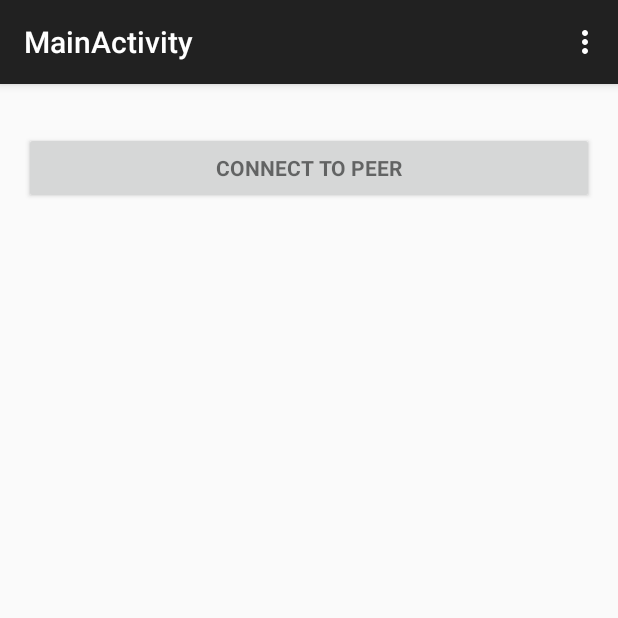
After one commit to pzurzolo/P2P_Android_App, an Android app: the MainActivity screen opened directly, with no data from a screen before it, on a phone screen of 412 x 824 dp, the top half of it. The commit adds this screen. Run offline under Robolectric (Android 15) with nearby library versions, the phone set to English and light mode, and no system bars.

Commit message:
Began P2P implementation

```diff
--- a/app/src/main/java/com/example/pzurzolo/p2p_android_app/LoginActivity.java
+++ b/app/src/main/java/com/example/pzurzolo/p2p_android_app/LoginActivity.java
@@ -7,6 +7,7 @@ import android.app.Activity;
 import android.app.LoaderManager.LoaderCallbacks;
 import android.content.ContentResolver;
 import android.content.CursorLoader;
+import android.content.Intent;
 import android.content.Loader;
 import android.database.Cursor;
 import android.net.Uri;
@@ -141,6 +142,10 @@ public class LoginActivity extends Activity implements LoaderCallbacks<Cursor> {
             showProgress(true);
             mAuthTask = new UserLoginTask(email, password);
             mAuthTask.execute((Void) null);
+
+            // Login is successful, transition to MainActivity
+            Intent intent = new Intent(this, MainActivity.class);
+            startActivity(intent);
         }
     }
 
--- /dev/null
+++ b/app/src/main/java/com/example/pzurzolo/p2p_android_app/MainActivity.java
@@ -0,0 +1,62 @@
+package com.example.pzurzolo.p2p_android_app;
+
+import android.content.Context;
+import android.content.IntentFilter;
+import android.net.wifi.p2p.WifiP2pManager;
+import android.support.v7.app.ActionBarActivity;
+import android.os.Bundle;
+import android.view.Menu;
+import android.view.MenuItem;
+
+
+public class MainActivity extends ActionBarActivity {
+
+    private final IntentFilter intentFilter = new IntentFilter();
+
+    @Override
+    protected void onCreate(Bundle savedInstanceState) {
+        super.onCreate(savedInstanceState);
+        setContentView(R.layout.activity_main);
+
+        // Adding various actions to the IntentFilter...
+        // 1. Change in the Wi-Fi P2P status.
+        intentFilter.addAction(WifiP2pManager.WIFI_P2P_STATE_CHANGED_ACTION);
+
+        // 2. Change in the list of available Peers.
+        intentFilter.addAction(WifiP2pManager.WIFI_P2P_PEERS_CHANGED_ACTION);
+
+        // 3. State of Wi-Fi P2P connectivity changed.
+        intentFilter.addAction(WifiP2pManager.WIFI_P2P_CONNECTION_CHANGED_ACTION);
+
+        // 4. Device's details have changed.
+        intentFilter.addAction(WifiP2pManager.WIFI_P2P_THIS_DEVICE_CHANGED_ACTION);
+
+
+        WifiP2pManager mManager;
+        WifiP2pManager.Channel mChannel;
+        mManager = (WifiP2pManager) getSystemService(Context.WIFI_P2P_SERVICE);
+        mChannel = mManager.initialize(this, getMainLooper(), null);
+    }
+
+    @Override
+    public boolean onCreateOptionsMenu(Menu menu) {
+        // Inflate the menu; this adds items to the action bar if it is present.
+        getMenuInflater().inflate(R.menu.menu_main, menu);
+        return true;
+    }
+
+    @Override
+    public boolean onOptionsItemSelected(MenuItem item) {
+        // Handle action bar item clicks here. The action bar will
+        // automatically handle clicks on the Home/Up button, so long
+        // as you specify a parent activity in AndroidManifest.xml.
+        int id = item.getItemId();
+
+        //noinspection SimplifiableIfStatement
+        if (id == R.id.action_settings) {
+            return true;
+        }
+
+        return super.onOptionsItemSelected(item);
+    }
+}
--- /dev/null
+++ b/app/src/main/res/layout/activity_main.xml
@@ -0,0 +1,15 @@
+<LinearLayout xmlns:android="http://schemas.android.com/apk/res/android"
+    xmlns:tools="http://schemas.android.com/tools" android:layout_width="match_parent"
+    android:layout_height="match_parent" android:gravity="center_horizontal"
+    android:orientation="vertical" android:paddingBottom="@dimen/activity_vertical_margin"
+    android:paddingLeft="@dimen/activity_horizontal_margin"
+    android:paddingRight="@dimen/activity_horizontal_margin"
+    android:paddingTop="@dimen/activity_vertical_margin" tools:context=".MainActivity">
+
+
+    <Button android:id="@+id/connect_to_peer" style="?android:textAppearanceSmall"
+        android:layout_width="match_parent" android:layout_height="wrap_content"
+        android:layout_marginTop="16dp" android:text="@string/connect_to_peer"
+        android:textStyle="bold" />
+
+</LinearLayout>
--- /dev/null
+++ b/app/src/main/res/menu/menu_main.xml
@@ -0,0 +1,7 @@
+<menu xmlns:android="http://schemas.android.com/apk/res/android"
+    xmlns:app="http://schemas.android.com/apk/res-auto"
+    xmlns:tools="http://schemas.android.com/tools"
+    tools:context="com.example.pzurzolo.p2p_android_app.MainActivity">
+    <item android:id="@+id/action_settings" android:title="@string/action_settings"
+        android:orderInCategory="100" app:showAsAction="never" />
+</menu>
--- /dev/null
+++ b/app/src/main/res/values-w820dp/dimens.xml
@@ -0,0 +1,6 @@
+<resources>
+    <!-- Example customization of dimensions originally defined in res/values/dimens.xml
+         (such as screen margins) for screens with more than 820dp of available width. This
+         would include 7" and 10" devices in landscape (~960dp and ~1280dp respectively). -->
+    <dimen name="activity_horizontal_margin">64dp</dimen>
+</resources>
--- a/app/src/main/res/values/strings.xml
+++ b/app/src/main/res/values/strings.xml
@@ -1,3 +1,8 @@
 <resources>
     <string name="app_name">P2P_Android_App</string>
+    <string name="title_activity_main">MainActivity</string>
+
+    <string name="hello_world">Hello world!</string>
+    <string name="action_settings">Settings</string>
+    <string name="connect_to_peer">Connect to Peer</string>
 </resources>
--- a/app/src/main/res/values/strings_activity_login.xml
+++ b/app/src/main/res/values/strings_activity_login.xml
@@ -2,7 +2,7 @@
 
     <!-- Strings related to login -->
     <string name="prompt_email">Email</string>
-    <string name="prompt_password">Password (optional)</string>
+    <string name="prompt_password">Password</string>
     <string name="action_sign_in">Sign in</string>
     <string name="action_sign_in_short">Sign in</string>
 
```
Also changed, not shown: app/src/main/AndroidManifest.xml (+13 -0 lines), 2 other files.
